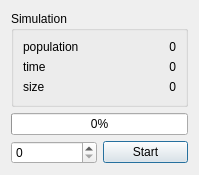
First picture: the form in widget/simulationdialog.ui, repository dridk/estel, before the edit.
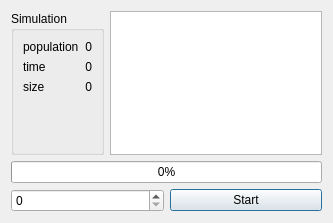
Second picture: the form after the edit.

Commit message: add list of sim file genereted in SimDialog

What changed in the file:
```diff
--- a/widget/simulationdialog.ui
+++ b/widget/simulationdialog.ui
@@ -6,8 +6,8 @@
    <rect>
     <x>0</x>
     <y>0</y>
-    <width>199</width>
-    <height>175</height>
+    <width>333</width>
+    <height>223</height>
    </rect>
   </property>
   <property name="windowTitle">
@@ -15,6 +15,8 @@
   </property>
   <layout class="QVBoxLayout" name="verticalLayout">
    <item>
+    <layout class="QHBoxLayout" name="horizontalLayout_2">
+     <item>
     <widget class="QGroupBox" name="groupBox">
      <property name="title">
       <string>Simulation</string>
@@ -76,6 +78,15 @@
       </item>
      </layout>
     </widget>
+     </item>
+     <item>
+      <widget class="QPlainTextEdit" name="plainTextEdit">
+       <property name="readOnly">
+        <bool>true</bool>
+       </property>
+      </widget>
+     </item>
+    </layout>
    </item>
    <item>
     <widget class="QProgressBar" name="progressBar">
```
Lines whose indentation alone changed are shown as unchanged. The commit also changes 1 other file.
